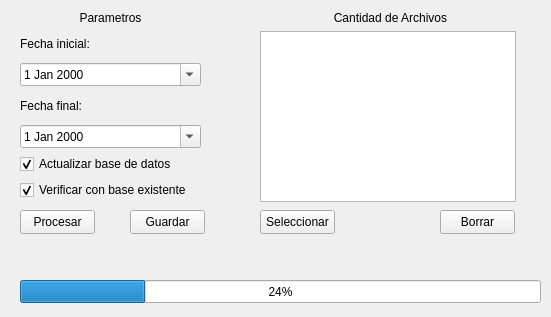
Above: ui/interfaz_usuario.ui from jonatha1992/DNEC before the change. Below: the same form after it.
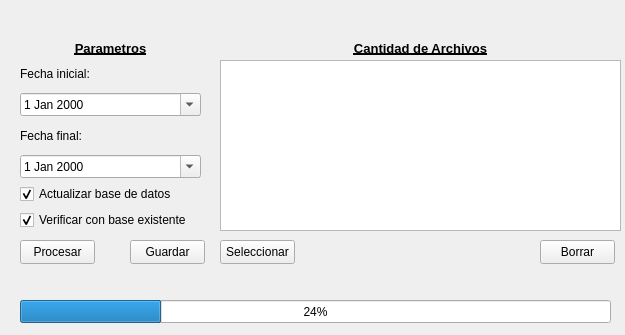
That is the form after the change.

Commit message: mejora de la interfaz de usuario y adición de un modelo de tabla para la gestión de archivos

Diff of the .ui file:
```diff
--- a/ui/interfaz_usuario.ui
+++ b/ui/interfaz_usuario.ui
@@ -6,8 +6,8 @@
    <rect>
     <x>0</x>
     <y>0</y>
-    <width>551</width>
-    <height>317</height>
+    <width>625</width>
+    <height>335</height>
    </rect>
   </property>
   <property name="windowTitle">
@@ -23,12 +23,20 @@
    <widget class="QLabel" name="status_label">
     <property name="geometry">
      <rect>
-      <x>300</x>
-      <y>10</y>
+      <x>330</x>
+      <y>40</y>
       <width>181</width>
       <height>16</height>
      </rect>
     </property>
+    <property name="font">
+     <font>
+      <pointsize>10</pointsize>
+      <bold>true</bold>
+      <underline>true</underline>
+      <strikeout>false</strikeout>
+     </font>
+    </property>
     <property name="text">
      <string>Cantidad de Archivos</string>
     </property>
@@ -40,30 +48,23 @@
     <property name="geometry">
      <rect>
       <x>20</x>
-      <y>280</y>
-      <width>521</width>
+      <y>300</y>
+      <width>591</width>
       <height>23</height>
      </rect>
     </property>
     <property name="value">
      <number>24</number>
     </property>
-   </widget>
-   <widget class="QListView" name="listView">
-    <property name="geometry">
-     <rect>
-      <x>260</x>
-      <y>31</y>
-      <width>256</width>
-      <height>171</height>
-     </rect>
+    <property name="textVisible">
+     <bool>true</bool>
     </property>
    </widget>
    <widget class="QPushButton" name="btn_delete">
     <property name="geometry">
      <rect>
-      <x>440</x>
-      <y>210</y>
+      <x>540</x>
+      <y>240</y>
       <width>75</width>
       <height>24</height>
      </rect>
@@ -76,11 +77,18 @@
     <property name="geometry">
      <rect>
       <x>20</x>
-      <y>10</y>
+      <y>40</y>
       <width>181</width>
       <height>16</height>
      </rect>
     </property>
+    <property name="font">
+     <font>
+      <pointsize>10</pointsize>
+      <bold>true</bold>
+      <underline>true</underline>
+     </font>
+    </property>
     <property name="text">
      <string>Parametros</string>
     </property>
@@ -91,8 +99,8 @@
    <widget class="QLabel" name="label_status_process">
     <property name="geometry">
      <rect>
-      <x>180</x>
-      <y>260</y>
+      <x>190</x>
+      <y>280</y>
       <width>231</width>
       <height>16</height>
      </rect>
@@ -107,8 +115,8 @@
    <widget class="QPushButton" name="btn_select_files">
     <property name="geometry">
      <rect>
-      <x>260</x>
-      <y>210</y>
+      <x>220</x>
+      <y>240</y>
       <width>75</width>
       <height>24</height>
      </rect>
@@ -117,11 +125,11 @@
      <string>Seleccionar</string>
     </property>
    </widget>
-   <widget class="QWidget" name="">
+   <widget class="QWidget" name="layoutWidget">
     <property name="geometry">
      <rect>
       <x>20</x>
-      <y>30</y>
+      <y>60</y>
       <width>181</width>
       <height>170</height>
      </rect>
@@ -181,7 +189,7 @@
     <property name="geometry">
      <rect>
       <x>20</x>
-      <y>210</y>
+      <y>240</y>
       <width>75</width>
       <height>24</height>
      </rect>
@@ -194,7 +202,7 @@
     <property name="geometry">
      <rect>
       <x>130</x>
-      <y>210</y>
+      <y>240</y>
       <width>75</width>
       <height>24</height>
      </rect>
@@ -203,6 +211,16 @@
      <string>Guardar</string>
     </property>
    </widget>
+   <widget class="QTableView" name="tableView">
+    <property name="geometry">
+     <rect>
+      <x>220</x>
+      <y>60</y>
+      <width>401</width>
+      <height>171</height>
+     </rect>
+    </property>
+   </widget>
   </widget>
  </widget>
  <resources/>
```
The commit also changes 6 other files.
